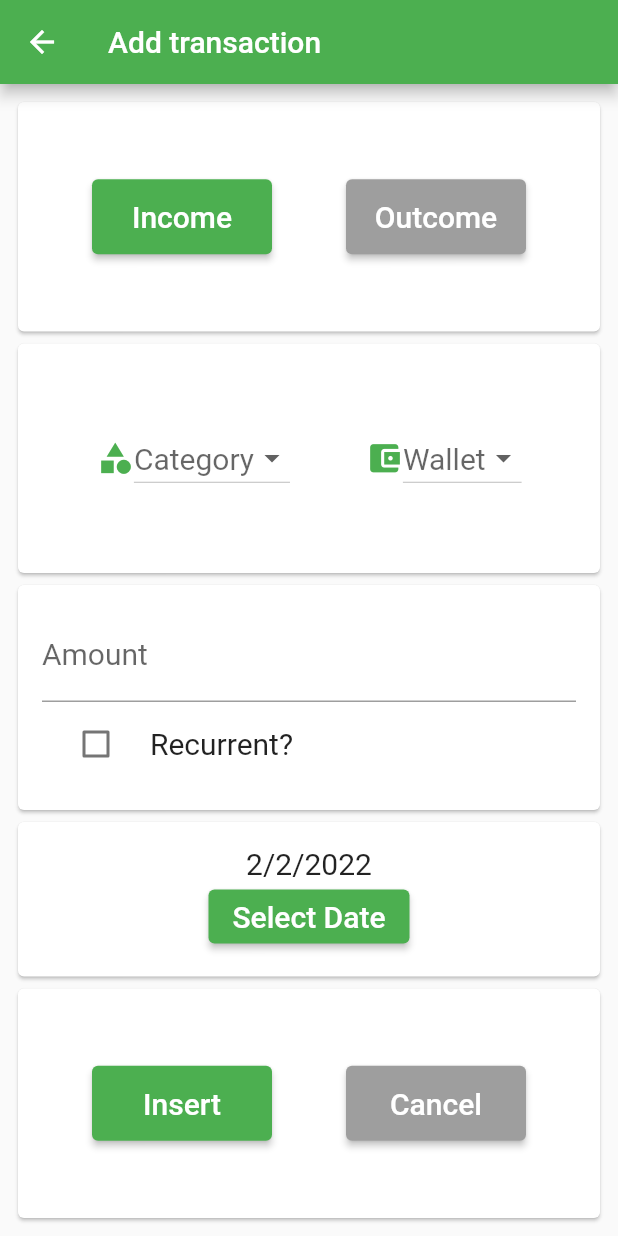
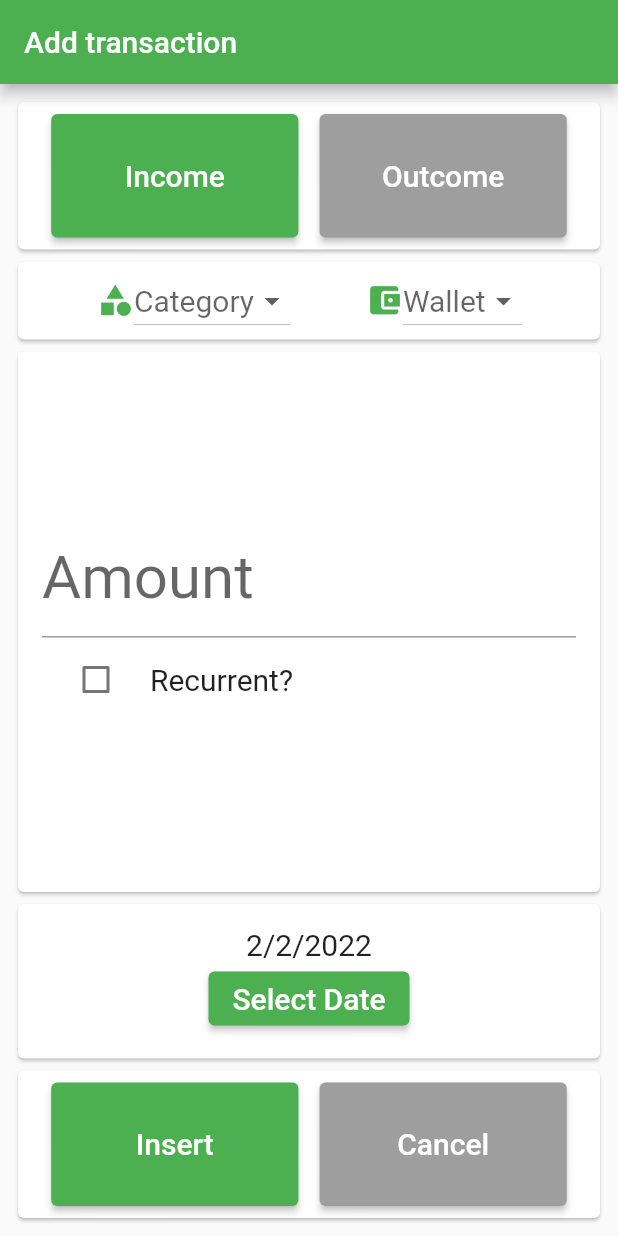
Before and after one commit to ICEI-PUC-Minas-PPLES-TI/plf-es-2022-1-ti5-5104100-DinDin, a Flutter app: the Transaction screen opened directly, on a phone screen of 412 x 824 dp. Run offline on Flutter 3.47's test engine with Material 2 defaults, Android fonts, the phone set to English and light mode, and no system bars.

Commit message:
change sizes

```diff
--- a/Codigo/dindin-mobile/dindin/lib/main.dart
+++ b/Codigo/dindin-mobile/dindin/lib/main.dart
@@ -1,3 +1,4 @@
+import 'package:dindin/pages/transaction.dart';
 import 'package:flutter/material.dart';
 import 'pages/login2.dart';
 import 'package:flutter/services.dart';
@@ -14,7 +15,7 @@ class MyApp extends StatelessWidget {
   @override
   Widget build(BuildContext context) {
     return MaterialApp(
-      home: Login2(),
+      home: Transaction(),
     );
   }
 }
--- a/Codigo/dindin-mobile/dindin/lib/pages/transaction.dart
+++ b/Codigo/dindin-mobile/dindin/lib/pages/transaction.dart
@@ -1,7 +1,6 @@
 // ignore_for_file: prefer_const_literals_to_create_immutables, prefer_const_constructors
 import '../Components/dropCategory.dart';
 import 'package:flutter/material.dart';
-
 import '../Components/dropWallet.dart';
 
 class Transaction extends StatefulWidget {
@@ -42,16 +41,17 @@ class _TransactionState extends State<Transaction> {
           padding: const EdgeInsets.all(8.0),
           child: Column(
             children: <Widget>[
-              Flexible(
-                flex: 1,
+              Center(
                 child: Card(
+                  child: Padding(
+                    padding: const EdgeInsets.all(8.0),
                     child: Center(
                       child: Row(
                         mainAxisAlignment: MainAxisAlignment.spaceEvenly,
                         children: [
                           SizedBox(
-                          height: 50,
-                          width: 120,
+                            height: MediaQuery.of(context).size.height * 0.1,
+                            width: MediaQuery.of(context).size.width * 0.4,
                             child: ElevatedButton(
                               onPressed: () {
                                 _isIncome ? null : changeButtonState();
@@ -73,8 +73,8 @@ class _TransactionState extends State<Transaction> {
                             ),
                           ),
                           SizedBox(
-                          height: 50,
-                          width: 120,
+                            height: MediaQuery.of(context).size.height * 0.1,
+                            width: MediaQuery.of(context).size.width * 0.4,
                             child: ElevatedButton(
                                 onPressed: () {
                                   !_isIncome ? null : changeButtonState();
@@ -98,9 +98,8 @@ class _TransactionState extends State<Transaction> {
                     ),
                   ),
                 ),
-              Flexible(
-                flex: 1,
-                child: Card(
+              ),
+              Card(
                 child: Center(
                     child: Padding(
                   padding: const EdgeInsets.all(2.0),
@@ -108,23 +107,23 @@ class _TransactionState extends State<Transaction> {
                     mainAxisAlignment: MainAxisAlignment.spaceEvenly,
                     children: [DropCategory(), DropWallet()],
                   ),
+                )),
               ),
-                  ),
-                ),
-              ),
-              Card(
-                child: SizedBox(
+              Expanded(
+                child: Card(
+                  child: Center(
                       child: Padding(
                           padding: const EdgeInsets.all(16.0),
                           child: Column(
+                            mainAxisAlignment: MainAxisAlignment.center,
+  crossAxisAlignment: CrossAxisAlignment.center,
                             children: [
                               SizedBox(
                                 child: TextField(
                                   keyboardType: TextInputType.number,
-                                onChanged: null,
                                   decoration: InputDecoration(
                                       labelText: "Amount",
-                                    labelStyle: TextStyle(fontSize: 20),
+                                      labelStyle: TextStyle(fontSize: 40),
                                       border: UnderlineInputBorder(),
                                       focusedBorder: OutlineInputBorder(
                                         borderSide:
@@ -149,8 +148,8 @@ class _TransactionState extends State<Transaction> {
                             ],
                           ))),
                 ),
-              Container(
-                child: Card(
+              ),
+              Card(
                 child: Padding(
                   padding: const EdgeInsets.all(16.0),
                   child: Center(
@@ -161,8 +160,8 @@ class _TransactionState extends State<Transaction> {
                       ),
                       ElevatedButton(
                           style: ButtonStyle(
-                              backgroundColor: MaterialStateProperty.all<Color>(
-                                  Colors.green),
+                            backgroundColor:
+                                MaterialStateProperty.all<Color>(Colors.green),
                           ),
                           child: Text(
                             'Select Date',
@@ -196,40 +195,36 @@ class _TransactionState extends State<Transaction> {
                   ),
                 ),
               ),
-              ),
-              Expanded(
-                flex: 1,
-                child: Card(
+              Card(
+                child: Padding(
+                  padding: const EdgeInsets.all(8.0),
                   child: Center(
-                    heightFactor: 2,
                     child: Row(
                       mainAxisAlignment: MainAxisAlignment.spaceEvenly,
                       children: [
                         SizedBox(
-                          height: 50,
-                          width: 120,
+                          height: MediaQuery.of(context).size.height * 0.1,
+                          width: MediaQuery.of(context).size.width * 0.4,
                           child: ElevatedButton(
                               onPressed: insertTransaction,
                               style: ButtonStyle(
-                                backgroundColor:
-                                    MaterialStateProperty.all<Color>(
+                                backgroundColor: MaterialStateProperty.all<Color>(
                                     Colors.green),
                               ),
-                              child: Text("Insert",
-                                  style: TextStyle(fontSize: 20))),
+                              child:
+                                  Text("Insert", style: TextStyle(fontSize: 20))),
                         ),
                         SizedBox(
-                          height: 50,
-                          width: 120,
+                          height: MediaQuery.of(context).size.height * 0.1,
+                          width: MediaQuery.of(context).size.width * 0.4,
                           child: ElevatedButton(
                               onPressed: cancelTransaction,
                               style: ButtonStyle(
                                 backgroundColor:
-                                    MaterialStateProperty.all<Color>(
-                                        Colors.grey),
+                                    MaterialStateProperty.all<Color>(Colors.grey),
                               ),
-                              child: Text("Cancel",
-                                  style: TextStyle(fontSize: 20))),
+                              child:
+                                  Text("Cancel", style: TextStyle(fontSize: 20))),
                         ),
                       ],
                     ),
```
Lines whose indentation alone changed are shown as unchanged.
